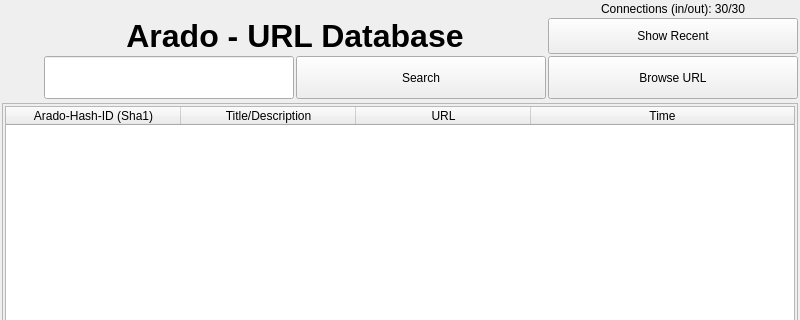
Above: ui/url-display.ui from berndhs/arado before the change; both pictures show x 0 to 800 and y 0 to 320 of the 800 by 548 pixel window. Below: the same form after it.
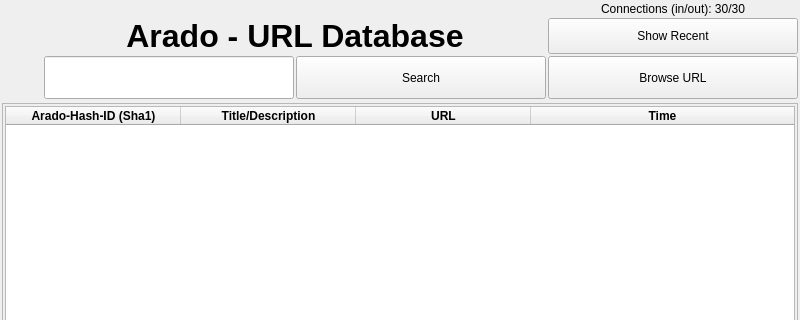
That is the form after the change. Icons and pictures are not drawn.

Commit message: bold table headers

What changed in the file:
```diff
--- a/ui/url-display.ui
+++ b/ui/url-display.ui
@@ -156,21 +156,45 @@
           <property name="text">
            <string>Arado-Hash-ID (Sha1)</string>
           </property>
+          <property name="font">
+           <font>
+            <weight>75</weight>
+            <bold>true</bold>
+           </font>
+          </property>
          </column>
          <column>
           <property name="text">
            <string>Title/Description</string>
           </property>
+          <property name="font">
+           <font>
+            <weight>75</weight>
+            <bold>true</bold>
+           </font>
+          </property>
          </column>
          <column>
           <property name="text">
            <string>URL</string>
           </property>
+          <property name="font">
+           <font>
+            <weight>75</weight>
+            <bold>true</bold>
+           </font>
+          </property>
          </column>
          <column>
           <property name="text">
            <string>Time</string>
           </property>
+          <property name="font">
+           <font>
+            <weight>75</weight>
+            <bold>true</bold>
+           </font>
+          </property>
          </column>
         </widget>
        </item>
```
